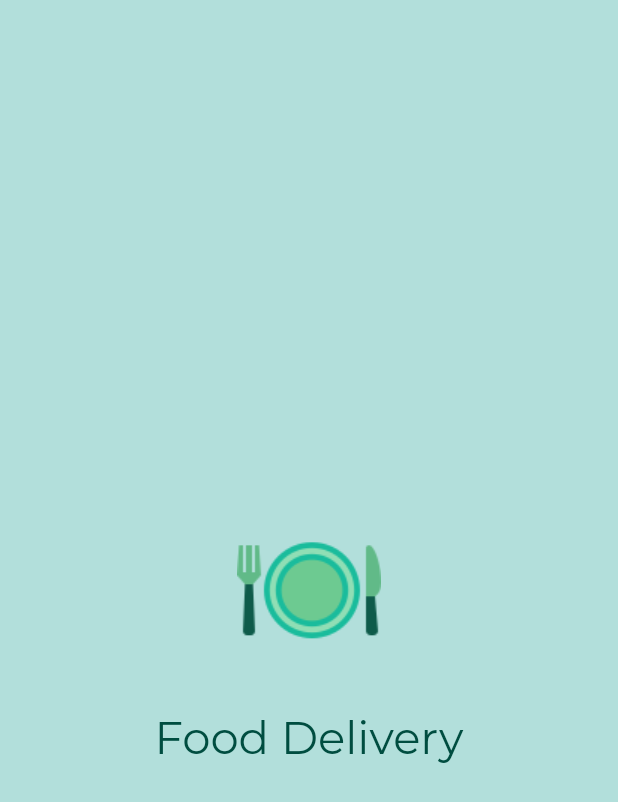
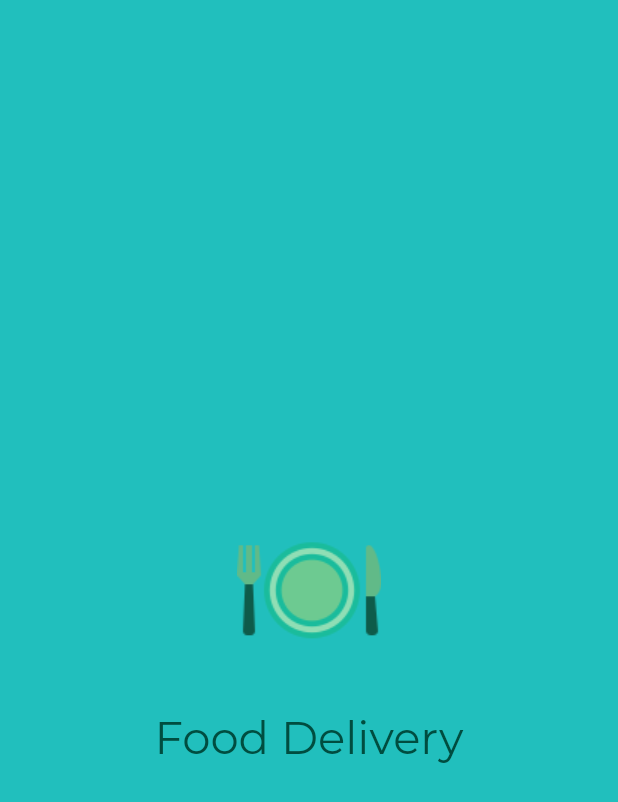
Before and after one commit to mariugo/food_delivery, a Flutter app: the screen it shows after launch, on a phone screen of 412 x 824 dp. Shown: the top 802 px of the screen. Run offline on Flutter 3.47's test engine with Material 2 defaults, Android fonts, the phone set to English and light mode, and no system bars.

Commit message:
change background color in splash screen

```diff
--- a/lib/screens/splash.dart
+++ b/lib/screens/splash.dart
@@ -44,7 +44,7 @@ class _Splash extends State<Splash> {
       print(isConnect);
       return  SafeArea(
         child: Scaffold(
-          backgroundColor: Colors.teal.shade100,
+          backgroundColor: Color(0xFF21BFBD),
           body: Container(
             child: Center(
               child: Padding(
```
